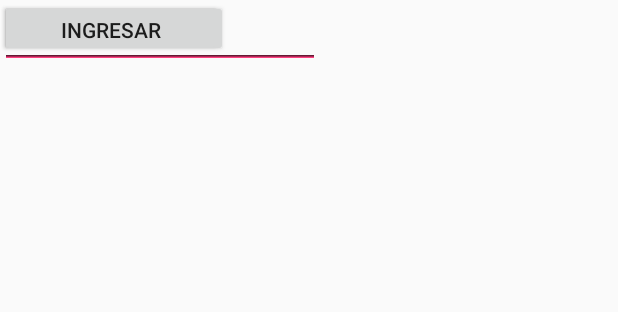
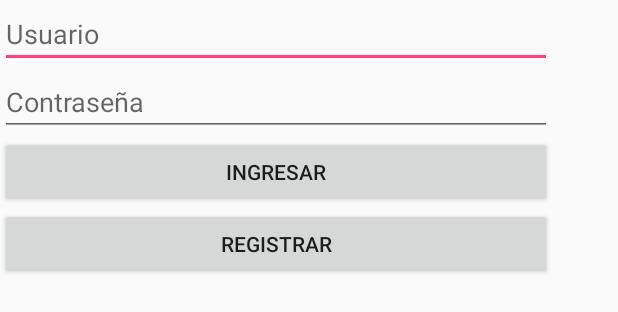
Before and after one commit to tatianEsponda/parcial, an Android app: the layout activity_main.xml on its own in the app's theme, with its tools: preview values and no code run, on a phone screen of 412 x 824 dp. Shown: the top 312 px of the screen. Run offline under Robolectric (Android 15) with nearby library versions, the phone set to English and light mode, and no system bars.

```diff
--- a/app/src/main/AndroidManifest.xml
+++ b/app/src/main/AndroidManifest.xml
@@ -9,13 +9,7 @@
         android:roundIcon="@mipmap/ic_launcher_round"
         android:supportsRtl="true"
         android:theme="@style/AppTheme">
-        <activity android:name=".MainActivity">
-            <intent-filter>
-                <action android:name="android.intent.action.MAIN" />
-
-                <category android:name="android.intent.category.LAUNCHER" />
-            </intent-filter>
-        </activity>
+        <activity android:name=".MainActivity"></activity>
     </application>
 
 </manifest>
--- a/app/src/main/res/layout/activity_main.xml
+++ b/app/src/main/res/layout/activity_main.xml
@@ -6,40 +6,40 @@
     android:layout_height="match_parent"
     tools:context="com.example.tatiana.parcial.MainActivity">
 
-    <Button
-        android:id="@+id/button"
-        android:layout_width="152dp"
-        android:layout_height="38dp"
-        android:text="registrar"
-        tools:layout_editor_absoluteX="116dp"
-        tools:layout_editor_absoluteY="338dp" />
+    <LinearLayout
+        android:layout_width="368dp"
+        android:layout_height="495dp"
+        android:orientation="vertical"
+        tools:layout_editor_absoluteX="8dp"
+        tools:layout_editor_absoluteY="8dp">
 
-    <Button
-        android:id="@+id/button2"
-        android:layout_width="148dp"
-        android:layout_height="37dp"
-        android:text="ingresar"
-        tools:layout_editor_absoluteX="118dp"
-        tools:layout_editor_absoluteY="273dp" />
+        <EditText
+            android:id="@+id/editText"
+            android:layout_width="match_parent"
+            android:layout_height="wrap_content"
+            android:ems="10"
+            android:hint="Usuario"
+            android:inputType="textPersonName" />
 
-    <EditText
-        android:id="@+id/editText3"
-        android:layout_width="wrap_content"
-        android:layout_height="wrap_content"
-        android:ems="10"
-        android:hint="usuario"
-        android:inputType="textPersonName"
-        tools:layout_editor_absoluteX="85dp"
-        tools:layout_editor_absoluteY="116dp" />
+        <EditText
+            android:id="@+id/editText2"
+            android:layout_width="match_parent"
+            android:layout_height="wrap_content"
+            android:ems="10"
+            android:hint="Contraseña"
+            android:inputType="textPersonName" />
 
-    <EditText
-        android:id="@+id/editText4"
-        android:layout_width="wrap_content"
-        android:layout_height="wrap_content"
-        android:ems="10"
-        android:hint="contraseña"
-        android:inputType="textPassword"
-        tools:layout_editor_absoluteX="85dp"
-        tools:layout_editor_absoluteY="182dp" />
+        <Button
+            android:id="@+id/button"
+            android:layout_width="match_parent"
+            android:layout_height="wrap_content"
+            android:text="Ingresar" />
 
+        <Button
+            android:id="@+id/button2"
+            android:layout_width="match_parent"
+            android:layout_height="wrap_content"
+            android:text="Registrar" />
+
+    </LinearLayout>
 </android.support.constraint.ConstraintLayout>
```
